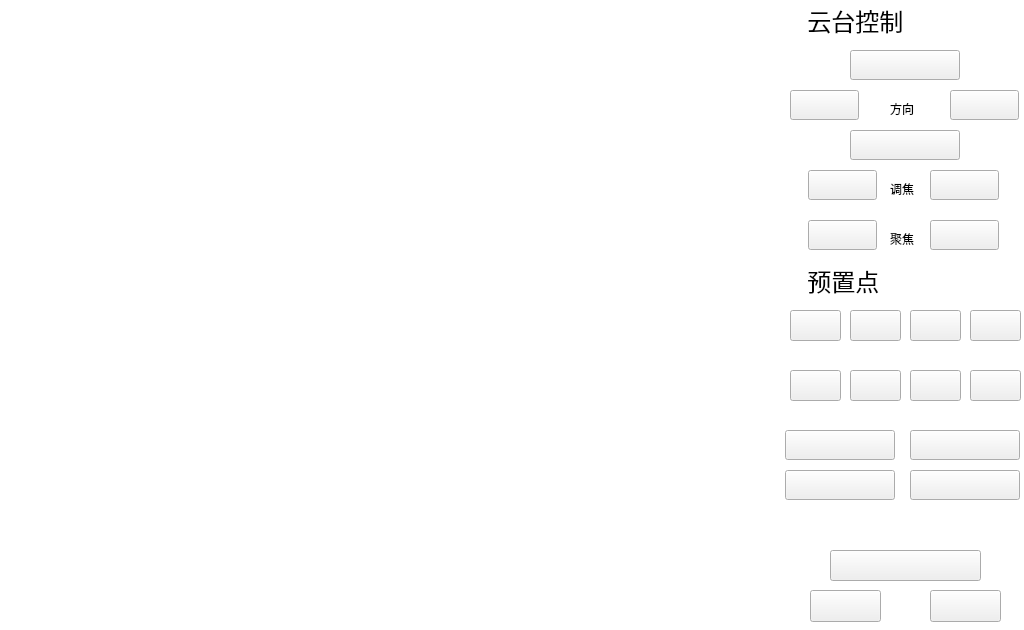
Above: pvmsmonitorwidget.ui from 1157889734/x86MyAppliction before the change. Below: the same form after it.
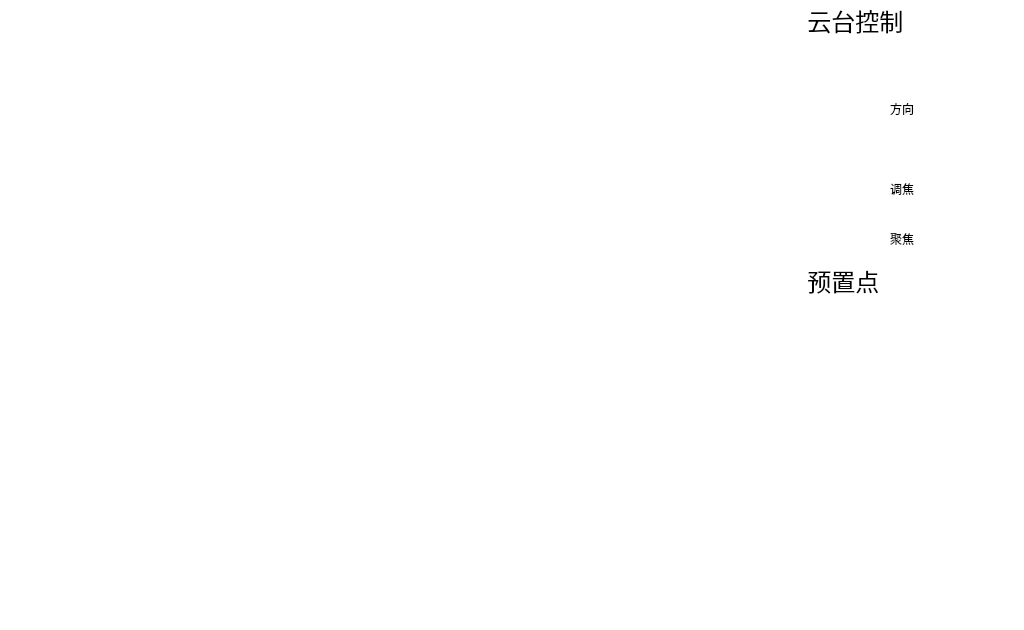
That is the form after the change. Icons and pictures are not drawn.

What changed in the file:
```diff
--- a/pvmsmonitorwidget.ui
+++ b/pvmsmonitorwidget.ui
@@ -45,8 +45,8 @@
     <rect>
      <x>970</x>
      <y>370</y>
-     <width>51</width>
-     <height>31</height>
+     <width>53</width>
+     <height>32</height>
     </rect>
    </property>
    <property name="font">
@@ -56,7 +56,10 @@
    </property>
    <property name="styleSheet">
     <string notr="true">QPushButton{
-background-image: url(:/res/8.bmp);}
+background-image: url(:/res/8.bmp);
+border-color: rgb(255, 255, 255);
+border-width: 1px;
+border-style: solid;}
 QPushButton:hover{background-color: rgb(246, 246, 246);color: rgb(86, 164, 246);border-color: rgb(255, 255, 255);border-width: 2px;border-style: solid;}
 
 QPushButton:pressed
@@ -74,8 +77,8 @@
     <rect>
      <x>808</x>
      <y>170</y>
-     <width>69</width>
-     <height>30</height>
+     <width>71</width>
+     <height>32</height>
     </rect>
    </property>
    <property name="font">
@@ -85,7 +88,10 @@
    </property>
    <property name="styleSheet">
     <string notr="true">QPushButton{
-background-image: url(:/res/plus.bmp);}
+background-image: url(:/res/plus.bmp);
+border-color: rgb(255, 255, 255);
+border-width: 1px;
+border-style: solid;}
 QPushButton:pressed
 {background-color: rgb(86, 164, 246);color: rgb(255, 255, 255);border-color: rgb(170, 170, 170);border-width: 2px;border-style: solid;}
 </string>
@@ -99,8 +105,8 @@
     <rect>
      <x>930</x>
      <y>220</y>
-     <width>69</width>
-     <height>30</height>
+     <width>71</width>
+     <height>32</height>
     </rect>
    </property>
    <property name="font">
@@ -110,7 +116,10 @@
    </property>
    <property name="styleSheet">
     <string notr="true">QPushButton{
-background-image: url(:/res/near.bmp);}
+background-image: url(:/res/near.bmp);
+border-color: rgb(255, 255, 255);
+border-width: 1px;
+border-style: solid;}
 QPushButton:pressed
 {background-color: rgb(86, 164, 246);color: rgb(255, 255, 255);border-color: rgb(170, 170, 170);border-width: 2px;border-style: solid;}
 </string>
@@ -172,8 +181,8 @@
     <rect>
      <x>785</x>
      <y>470</y>
-     <width>110</width>
-     <height>30</height>
+     <width>112</width>
+     <height>32</height>
     </rect>
    </property>
    <property name="font">
@@ -183,7 +192,10 @@
    </property>
    <property name="styleSheet">
     <string notr="true">QPushButton{
-background-image: url(:/monres/cameraoff.bmp);}
+background-image: url(:/monres/cameraoff.bmp);
+border-color: rgb(255, 255, 255);
+border-width: 1px;
+border-style: solid;}
 
 QPushButton:pressed
 {background-color: rgb(86, 164, 246);color: rgb(255, 255, 255);border-color: rgb(170, 170, 170);border-width: 2px;border-style: solid;}
@@ -219,8 +231,8 @@
     <rect>
      <x>808</x>
      <y>220</y>
-     <width>69</width>
-     <height>30</height>
+     <width>71</width>
+     <height>32</height>
     </rect>
    </property>
    <property name="font">
@@ -230,7 +242,10 @@
    </property>
    <property name="styleSheet">
     <string notr="true">QPushButton{
-background-image: url(:/res/fare.bmp);}
+background-image: url(:/res/fare.bmp);
+border-color: rgb(255, 255, 255);
+border-width: 1px;
+border-style: solid;}
 QPushButton:pressed
 {background-color: rgb(86, 164, 246);color: rgb(255, 255, 255);border-color: rgb(170, 170, 170);border-width: 2px;border-style: solid;}
 </string>
@@ -244,8 +259,8 @@
     <rect>
      <x>910</x>
      <y>310</y>
-     <width>51</width>
-     <height>31</height>
+     <width>53</width>
+     <height>32</height>
     </rect>
    </property>
    <property name="font">
@@ -255,7 +270,10 @@
    </property>
    <property name="styleSheet">
     <string notr="true">QPushButton{
-background-image: url(:/res/3.bmp);}
+background-image: url(:/res/3.bmp);
+border-color: rgb(255, 255, 255);
+border-width: 1px;
+border-style: solid;}
 QPushButton:hover{background-color: rgb(246, 246, 246);color: rgb(86, 164, 246);border-color: rgb(255, 255, 255);border-width: 2px;border-style: solid;}
 
 QPushButton:pressed
@@ -301,8 +319,8 @@
     <rect>
      <x>930</x>
      <y>170</y>
-     <width>69</width>
-     <height>30</height>
+     <width>71</width>
+     <height>32</height>
     </rect>
    </property>
    <property name="font">
@@ -312,7 +330,10 @@
    </property>
    <property name="styleSheet">
     <string notr="true">QPushButton{
-background-image: url(:/res/substruct.bmp);}
+background-image: url(:/res/substruct.bmp);
+border-color: rgb(255, 255, 255);
+border-width: 1px;
+border-style: solid;}
 QPushButton:pressed
 {background-color: rgb(86, 164, 246);color: rgb(255, 255, 255);border-color: rgb(170, 170, 170);border-width: 2px;border-style: solid;}
 
@@ -327,8 +348,8 @@
     <rect>
      <x>850</x>
      <y>310</y>
-     <width>51</width>
-     <height>31</height>
+     <width>53</width>
+     <height>32</height>
     </rect>
    </property>
    <property name="font">
@@ -339,7 +360,10 @@
    <property name="styleSheet">
     <string notr="true">
 QPushButton
-{background-image: url(:/monres/2.bmp);}
+{background-image: url(:/monres/2.bmp);
+border-color: rgb(255, 255, 255);
+border-width: 1px;
+border-style: solid;}
 
 QPushButton:hover{background-color: rgb(246, 246, 246);color: rgb(86, 164, 246);border-color: rgb(255, 255, 255);border-width: 2px;border-style: solid;}
 
@@ -358,13 +382,16 @@
     <rect>
      <x>950</x>
      <y>90</y>
-     <width>69</width>
-     <height>30</height>
+     <width>71</width>
+     <height>32</height>
     </rect>
    </property>
    <property name="styleSheet">
     <string notr="true">QPushButton{
-background-image: url(:/res/right.bmp);}
+background-image: url(:/res/right.bmp);
+border-color: rgb(255, 255, 255);
+border-width: 1px;
+border-style: solid;}
 QPushButton:pressed
 {background-color: rgb(86, 164, 246);color: rgb(255, 255, 255);border-color: rgb(170, 170, 170);border-width: 2px;border-style: solid;}
 </string>
@@ -401,13 +428,16 @@
     <rect>
      <x>790</x>
      <y>90</y>
-     <width>69</width>
-     <height>30</height>
+     <width>71</width>
+     <height>32</height>
     </rect>
    </property>
    <property name="styleSheet">
     <string notr="true">QPushButton{
-background-image: url(:/res/left.bmp);}
+background-image: url(:/res/left.bmp);
+border-color: rgb(255, 255, 255);
+border-width: 1px;
+border-style: solid;}
 QPushButton:pressed
 {background-color: rgb(86, 164, 246);color: rgb(255, 255, 255);border-color: rgb(170, 170, 170);border-width: 2px;border-style: solid;}
 </string>
@@ -454,8 +484,8 @@
     <rect>
      <x>785</x>
      <y>430</y>
-     <width>110</width>
-     <height>30</height>
+     <width>112</width>
+     <height>32</height>
     </rect>
    </property>
    <property name="font">
@@ -465,7 +495,10 @@
    </property>
    <property name="styleSheet">
     <string notr="true">QPushButton{
-background-image: url(:/res/setuse.bmp);}
+background-image: url(:/res/setuse.bmp);
+border-color: rgb(255, 255, 255);
+border-width: 1px;
+border-style: solid;}
 QPushButton:pressed
 {background-color: rgb(86, 164, 246);color: rgb(255, 255, 255);border-color: rgb(170, 170, 170);border-width: 2px;border-style: solid;}
 </string>
@@ -485,8 +518,8 @@
     <rect>
      <x>910</x>
      <y>370</y>
-     <width>51</width>
-     <height>31</height>
+     <width>53</width>
+     <height>32</height>
     </rect>
    </property>
    <property name="font">
@@ -496,7 +529,10 @@
    </property>
    <property name="styleSheet">
     <string notr="true">QPushButton{
-background-image: url(:/res/7.bmp);}
+background-image: url(:/res/7.bmp);
+border-color: rgb(255, 255, 255);
+border-width: 1px;
+border-style: solid;}
 QPushButton:hover{background-color: rgb(246, 246, 246);color: rgb(86, 164, 246);border-color: rgb(255, 255, 255);border-width: 2px;border-style: solid;}
 
 QPushButton:pressed
@@ -514,13 +550,16 @@
     <rect>
      <x>850</x>
      <y>130</y>
-     <width>110</width>
-     <height>30</height>
+     <width>112</width>
+     <height>32</height>
     </rect>
    </property>
    <property name="styleSheet">
     <string notr="true">QPushButton{
-background-image: url(:/res/down.bmp);}
+background-image: url(:/res/down.bmp);
+border-color: rgb(255, 255, 255);
+border-width: 1px;
+border-style: solid;}
 QPushButton:pressed
 {background-color: rgb(86, 164, 246);color: rgb(255, 255, 255);border-color: rgb(170, 170, 170);border-width: 2px;border-style: solid;}
 </string>
@@ -540,8 +579,8 @@
     <rect>
      <x>830</x>
      <y>550</y>
-     <width>151</width>
-     <height>31</height>
+     <width>166</width>
+     <height>32</height>
     </rect>
    </property>
    <property name="font">
@@ -551,7 +590,10 @@
    </property>
    <property name="styleSheet">
     <string notr="true">QPushButton{
-background-image: url(:/monres/savevedio.bmp);}
+background-image: url(:/monres/savevedio.bmp);
+border-color: rgb(255, 255, 255);
+border-width: 1px;
+border-style: solid;}
 QPushButton:pressed
 {background-color: rgb(86, 164, 246);color: rgb(255, 255, 255);border-color: rgb(170, 170, 170);border-width: 2px;border-style: solid;}
 </string>
@@ -565,8 +607,8 @@
     <rect>
      <x>810</x>
      <y>590</y>
-     <width>71</width>
-     <height>32</height>
+     <width>82</width>
+     <height>36</height>
     </rect>
    </property>
    <property name="font">
@@ -576,7 +618,10 @@
    </property>
    <property name="styleSheet">
     <string notr="true">QPushButton{
-background-image: url(:/monres/alertoff.bmp);}
+background-image: url(:/monres/alertoff.bmp);
+border-color: rgb(255, 255, 255);
+border-width: 1px;
+border-style: solid;}
 QPushButton:pressed
 {background-color: rgb(86, 164, 246);color: rgb(255, 255, 255);border-color: rgb(170, 170, 170);border-width: 2px;border-style: solid;}</string>
    </property>
@@ -592,8 +637,8 @@
     <rect>
      <x>910</x>
      <y>470</y>
-     <width>110</width>
-     <height>30</height>
+     <width>112</width>
+     <height>32</height>
     </rect>
    </property>
    <property name="font">
@@ -604,6 +649,9 @@
    <property name="styleSheet">
     <string notr="true">QPushButton{
 background-image: url(:/monres/ligtoff.bmp);
+border-color: rgb(255, 255, 255);
+border-width: 1px;
+border-style: solid;
 }
 QPushButton:pressed
 {background-color: rgb(86, 164, 246);color: rgb(255, 255, 255);border-color: rgb(170, 170, 170);border-width: 2px;border-style: solid;}
@@ -621,8 +669,8 @@
     <rect>
      <x>970</x>
      <y>310</y>
-     <width>51</width>
-     <height>31</height>
+     <width>53</width>
+     <height>32</height>
     </rect>
    </property>
    <property name="font">
@@ -632,7 +680,10 @@
    </property>
    <property name="styleSheet">
     <string notr="true">QPushButton{
-background-image: url(:/res/4.bmp);}
+background-image: url(:/res/4.bmp);
+border-color: rgb(255, 255, 255);
+border-width: 1px;
+border-style: solid;}
 QPushButton:hover{background-color: rgb(246, 246, 246);color: rgb(86, 164, 246);border-color: rgb(255, 255, 255);border-width: 2px;border-style: solid;}
 
 QPushButton:pressed
@@ -700,13 +751,16 @@
     <rect>
      <x>850</x>
      <y>50</y>
-     <width>110</width>
-     <height>30</height>
+     <width>112</width>
+     <height>32</height>
     </rect>
    </property>
    <property name="styleSheet">
     <string notr="true">QPushButton{
-background-image: url(:/res/up.bmp);}
+background-image: url(:/res/up.bmp);
+border-color: rgb(255, 255, 255);
+border-width: 1px;
+border-style: solid;}
 
 QPushButton:pressed
 {background-color: rgb(86, 164, 246);color: rgb(255, 255, 255);border-color: rgb(170, 170, 170);border-width: 2px;border-style: solid;}
@@ -793,8 +847,8 @@
     <rect>
      <x>850</x>
      <y>370</y>
-     <width>51</width>
-     <height>31</height>
+     <width>53</width>
+     <height>32</height>
     </rect>
    </property>
    <property name="font">
@@ -804,7 +858,10 @@
    </property>
    <property name="styleSheet">
     <string notr="true">QPushButton{
-background-image: url(:/res/6.bmp);}
+background-image: url(:/res/6.bmp);
+border-color: rgb(255, 255, 255);
+border-width: 1px;
+border-style: solid;}
 QPushButton:hover{background-color: rgb(246, 246, 246);color: rgb(86, 164, 246);border-color: rgb(255, 255, 255);border-width: 2px;border-style: solid;}
 
 QPushButton:pressed
@@ -822,8 +879,8 @@
     <rect>
      <x>790</x>
      <y>310</y>
-     <width>51</width>
-     <height>31</height>
+     <width>53</width>
+     <height>32</height>
     </rect>
    </property>
    <property name="font">
@@ -833,7 +890,10 @@
    </property>
    <property name="styleSheet">
     <string notr="true">QPushButton{
-background-image: url(:/monres/11.bmp);}
+background-image: url(:/monres/11.bmp);
+border-color: rgb(255, 255, 255);
+border-width: 1px;
+border-style: solid;}
 
 
 QPushButton:pressed
@@ -857,8 +917,8 @@
     <rect>
      <x>790</x>
      <y>370</y>
-     <width>51</width>
-     <height>31</height>
+     <width>53</width>
+     <height>32</height>
     </rect>
    </property>
    <property name="font">
@@ -868,7 +928,10 @@
    </property>
    <property name="styleSheet">
     <string notr="true">QPushButton{
-background-image: url(:/res/5.bmp);}
+background-image: url(:/res/5.bmp);
+border-color: rgb(255, 255, 255);
+border-width: 1px;
+border-style: solid;}
 QPushButton:hover{background-color: rgb(246, 246, 246);color: rgb(86, 164, 246);border-color: rgb(255, 255, 255);border-width: 2px;border-style: solid;}
 
 QPushButton:pressed
@@ -934,8 +997,8 @@
     <rect>
      <x>910</x>
      <y>430</y>
-     <width>110</width>
-     <height>30</height>
+     <width>112</width>
+     <height>32</height>
     </rect>
    </property>
    <property name="font">
@@ -945,7 +1008,10 @@
    </property>
    <property name="styleSheet">
     <string notr="true">QPushButton{
-background-image: url(:/res/usepreset.bmp);}
+background-image: url(:/res/usepreset.bmp);
+border-color: rgb(255, 255, 255);
+border-width: 1px;
+border-style: solid;}
 QPushButton:pressed
 {background-color: rgb(255, 255, 255);color: rgb(255, 255, 255);border-color: rgb(86, 164, 246);border-width: 6px;border-style: solid;}</string>
    </property>
@@ -991,8 +1057,8 @@
     <rect>
      <x>930</x>
      <y>590</y>
-     <width>71</width>
-     <height>32</height>
+     <width>82</width>
+     <height>36</height>
     </rect>
    </property>
    <property name="font">
@@ -1002,7 +1068,10 @@
    </property>
    <property name="styleSheet">
     <string notr="true">QPushButton{
-background-image: url(:/monres/cancel.bmp);}
+background-image: url(:/monres/cancel.bmp);
+border-color: rgb(255, 255, 255);
+border-width: 1px;
+border-style: solid;}
 QPushButton:pressed
 {background-color: rgb(86, 164, 246);color: rgb(255, 255, 255);border-color: rgb(170, 170, 170);border-width: 2px;border-style: solid;}</string>
    </property>
```
Left out of the diff: 1 changed line with no effect on the pictures.
